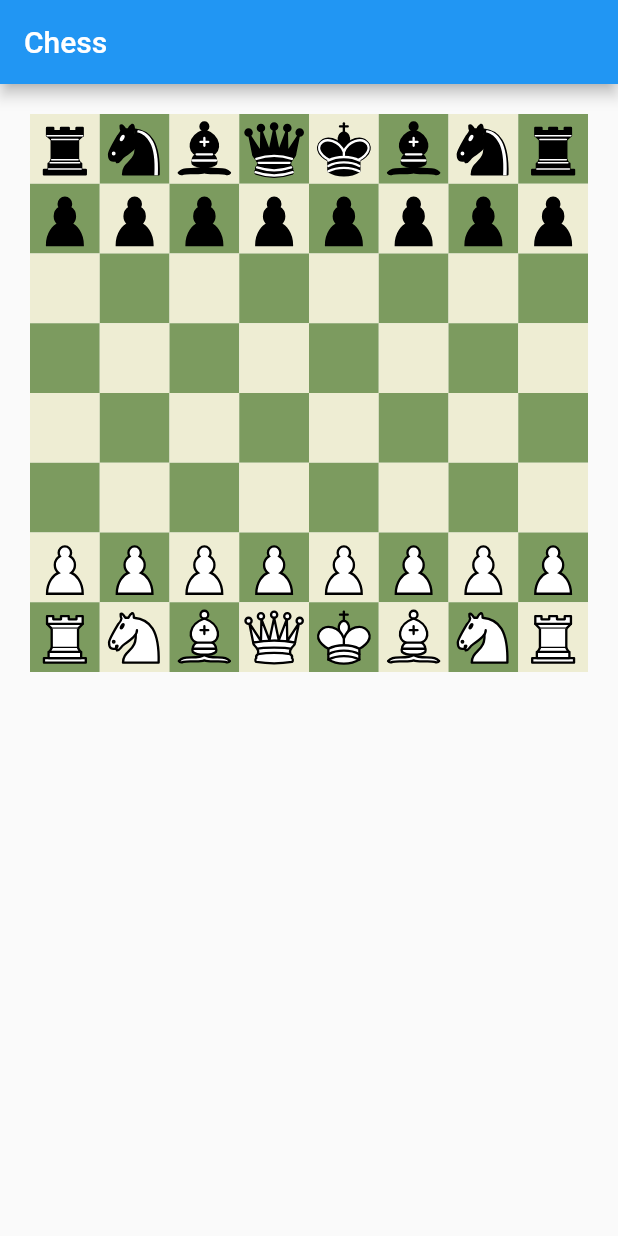
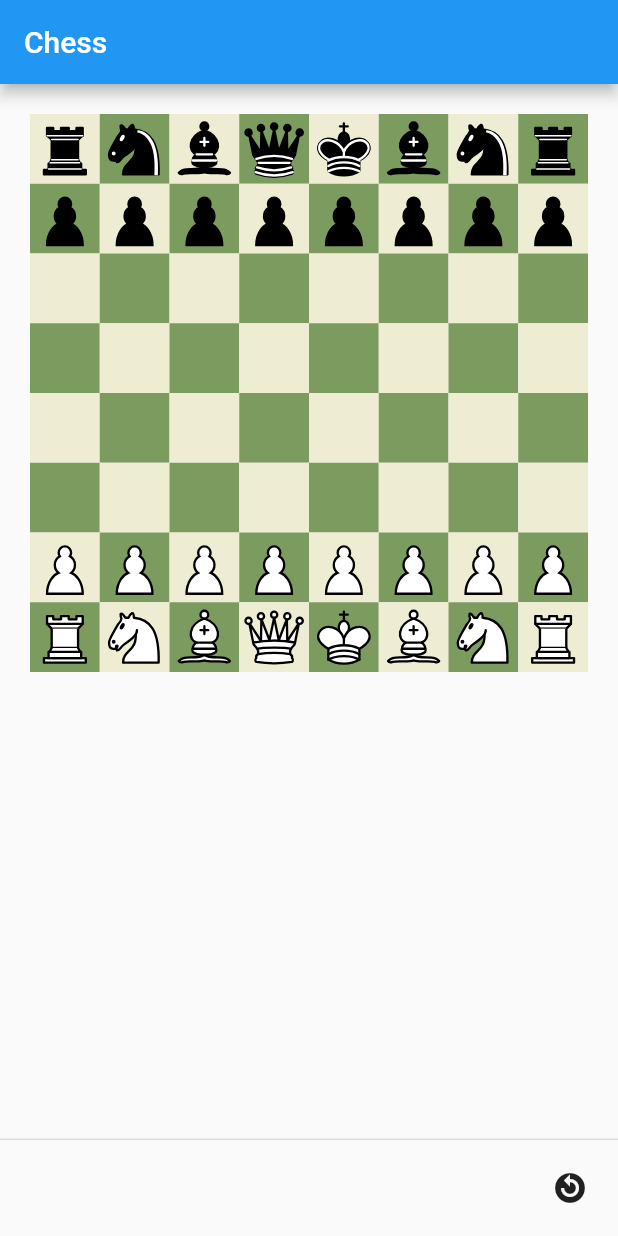
Before and after one commit to ron-kuper/ChessDemo, a Flutter app: the screen it shows after launch, on a phone screen of 412 x 824 dp. Run offline on Flutter 3.47's test engine with Material 2 defaults, Android fonts, the phone set to English and light mode, and no system bars; our stand-ins replace flutter_svg.

Commit message:
Move board state to main app state Add a reset button

```diff
--- a/lib/chessboard.dart
+++ b/lib/chessboard.dart
@@ -1,21 +1,25 @@
 import 'package:flutter/material.dart';
 import 'package:flutter_svg/flutter_svg.dart';
+import 'main.dart';
 import 'model/piece.dart';
 import 'model/board.dart';
 import 'model/move_generator.dart';
 
 class Chessboard extends StatefulWidget {
-  const Chessboard({Key? key}) : super(key: key);
+  Board _board;
+  Chessboard(this._board, {Key? key}) : super(key: key);
 
   @override
-  _ChessboardState createState() => _ChessboardState();
+  _ChessboardState createState() => _ChessboardState(_board);
 }
 
 class _ChessboardState extends State<Chessboard> {
-  final Board _board = Board();
   int? _iTap, _jTap;
   Piece? _pieceTap;
   List<Move>? _validMoves;
+  Board _board;
+
+  _ChessboardState(this._board);
 
   void setTap(int i, int j) {
     _iTap = i;
@@ -34,8 +38,7 @@ class _ChessboardState extends State<Chessboard> {
   Widget build(BuildContext context) {
     var squares = <GestureDetector>[];
     var light = const Color(0xFFEEEDD3);
-    var dark =  const Color(0xFF7C9B5F);
-    var highlight = Colors.red;
+    var dark = const Color(0xFF7C9B5F);
     bool isLight = true;
 
     for (int i = 0; i < 8; i++) {
@@ -74,7 +77,7 @@ class _ChessboardState extends State<Chessboard> {
                 child: image,
                 color: color),
             onTap: () {
-              setState(() {
+              MyApp.of(context).setState(() {
                 if (_iTap == i && _jTap == j) {
                   resetTap();
                 } else if (_validMoves != null && _validMoves!.isNotEmpty) {
@@ -97,11 +100,13 @@ class _ChessboardState extends State<Chessboard> {
       isLight = !isLight;
     }
 
-    return GridView.count(
-      primary: false,
-      padding: const EdgeInsets.all(20),
-      crossAxisCount: 8,
-      children: squares,
+    return Center(
+        child: GridView.count(
+          primary: false,
+          padding: const EdgeInsets.all(20),
+          crossAxisCount: 8,
+          children: squares
+        )
     );
   }
 }
--- a/lib/main.dart
+++ b/lib/main.dart
@@ -4,24 +4,42 @@
 
 import 'package:flutter/material.dart';
 import 'chessboard.dart';
+import 'model/board.dart';
 
 void main() => runApp(const MyApp());
 
-class MyApp extends StatelessWidget {
+class MyApp extends StatefulWidget {
   const MyApp({Key? key}) : super(key: key);
+
+  static of(BuildContext context, {bool root = false}) => root
+      ? context.findRootAncestorStateOfType<MyAppState>()
+      : context.findAncestorStateOfType<MyAppState>();
+
+  @override
+  MyAppState createState() => MyAppState();
+}
+
+class MyAppState extends State<MyApp> {
+  static Board board = Board();
 
   @override
   Widget build(BuildContext context) {
     return MaterialApp(
         title: 'ChessBoard',
         home: Scaffold(
-          appBar: AppBar(
-            title: const Text('Chess'),
-          ),
-          body: const Center(
-            child: Chessboard(),
-          ),
-        ),
-      );
+            appBar: AppBar(
+              title: const Text('Chess'),
+            ),
+            body: Chessboard(board),
+            persistentFooterButtons: <Widget>[
+              IconButton(
+                icon: const Icon(Icons.replay_circle_filled),
+                onPressed: () {
+                  setState(() { board.reset(); });
+                },
+              )
+            ]
+        )
+    );
   }
 }
--- a/lib/model/board.dart
+++ b/lib/model/board.dart
@@ -13,10 +13,19 @@ class Coord {
 
 class Board {
   List<List<Piece>> _squares = List.generate(8, (i) => List.generate(8, (j) => Piece.empty, growable: false), growable: false);
+
+  // Keep track if we can castle or have already castled
   bool _lCastled = false;
   bool _dCastled = false;
+  bool _lkMoved = false;
+  bool _dkMoved = false;
 
   Board() {
+    reset();
+  }
+
+  void reset() {
+    _squares = List.generate(8, (i) => List.generate(8, (j) => Piece.empty, growable: false), growable: false);
     _squares[7] = <Piece>[Piece.rl, Piece.nl, Piece.bl, Piece.ql, Piece.kl, Piece.bl, Piece.nl, Piece.rl];
     _squares[6] = List.generate(8, (i) => Piece.pl, growable: false);
     _squares[1] = List.generate(8, (i) => Piece.pd, growable: false);
@@ -37,6 +46,13 @@ class Board {
     Piece p = _squares[fromI][fromJ];
     _squares[toI][toJ] = p;
     _squares[fromI][fromJ] = Piece.empty;
+    if (p.isKing) {
+      if (p.isLight) _lkMoved = true;
+      if (p.isDark) _dkMoved = true;
+    }
     return true;
   }
+
+  bool didKingMove(PieceColor color) => color == PieceColor.values ? _lkMoved : _dkMoved;
+  bool didKingCastle(PieceColor color) => color == PieceColor.values ? _lCastled : _dCastled;
 }
```
Also changed, not shown: lib/model/move_generator.dart (+8 -0 lines), lib/model/piece.dart (+2 -12 lines).
